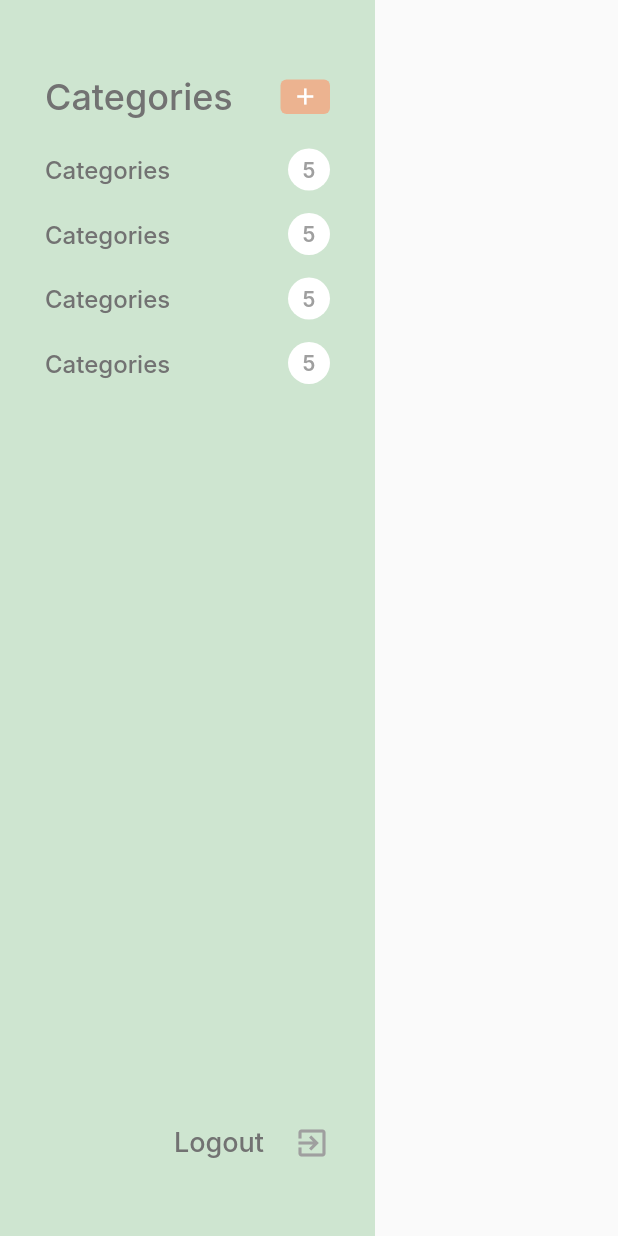
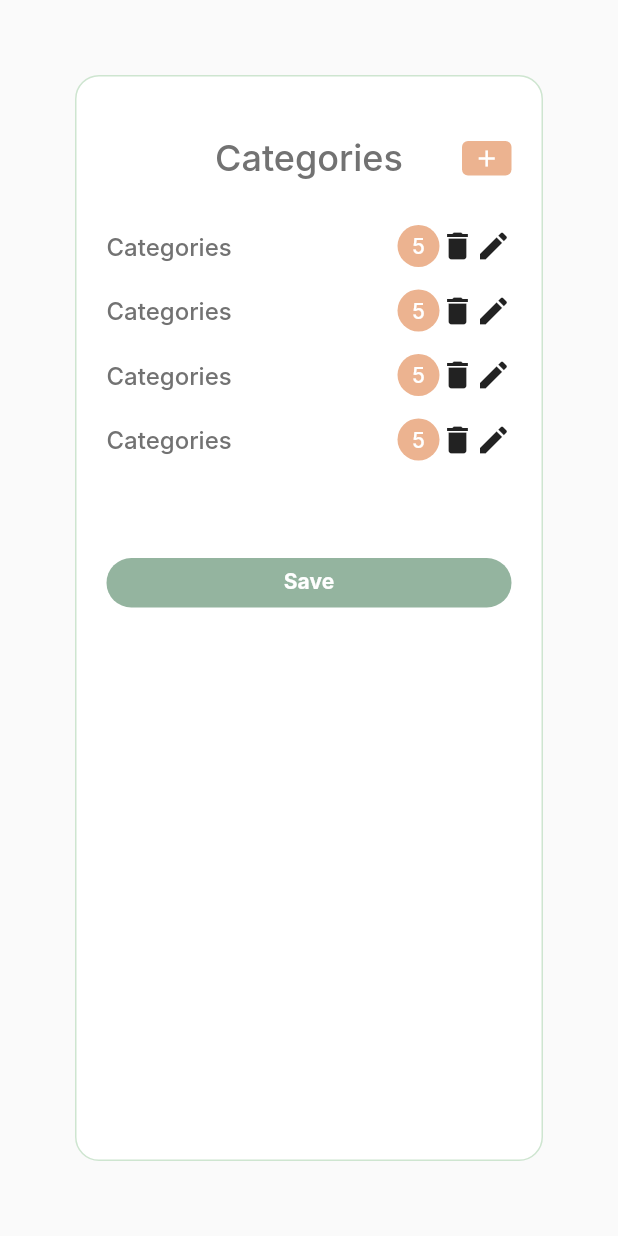
Before and after one commit to framadhan99/password_manager_flutter, a Flutter app: the screen it shows after launch, on a phone screen of 412 x 824 dp. Run offline on Flutter 3.47's test engine with Material 2 defaults, Android fonts, the light colour scheme and no system bars; our stand-ins replace loader_overlay; Roboto replaces fonts that are missing (Inter).

Commit message:
category

```diff
--- a/lib/main.dart
+++ b/lib/main.dart
@@ -1,4 +1,6 @@
 import 'package:flutter/material.dart';
+import 'package:password_manager_flutter/pages/category_page.dart';
+import 'package:password_manager_flutter/pages/from_page.dart';
 import 'package:password_manager_flutter/pages/home_page.dart';
 
 void main() {
@@ -13,7 +15,7 @@ class MyApp extends StatelessWidget {
   Widget build(BuildContext context) {
     return MaterialApp(
       debugShowCheckedModeBanner: false,
-      home: const HomePage(),
+      home: const CategoryPage(),
     );
   }
 }
--- /dev/null
+++ b/lib/pages/category_page.dart
@@ -0,0 +1,146 @@
+import 'package:flutter/material.dart';
+import 'package:password_manager_flutter/config/asset_Styles.dart';
+import 'package:password_manager_flutter/config/asset_colors.dart';
+import 'package:password_manager_flutter/config/navigation_service.dart';
+import 'package:password_manager_flutter/config/ui_helper.dart';
+import 'package:password_manager_flutter/pages/from_page.dart';
+import 'package:password_manager_flutter/widgets/button_primary.dart';
+import 'package:password_manager_flutter/widgets/textfield_general.dart';
+
+class CategoryPage extends StatelessWidget {
+  const CategoryPage({super.key});
+
+  @override
+  Widget build(BuildContext context) {
+    return Scaffold(
+      body: Center(
+        child: Container(
+          margin: EdgeInsets.all(50),
+          padding: EdgeInsets.symmetric(horizontal: 20),
+          width: 400,
+          decoration: BoxDecoration(
+            border: Border.all(
+              color: AssetColors.greenLight,
+              width: 1,
+            ),
+            borderRadius: BorderRadius.circular(16),
+            color: Colors.white,
+          ),
+          child: Column(
+            children: [
+              verticalSpace(40),
+              Row(
+                children: [
+                  SizedBox(
+                    width: 33,
+                  ),
+                  Spacer(
+                    flex: 2,
+                  ),
+                  Text(
+                    'Categories',
+                    style: AssetStyles.mediumTitle,
+                  ),
+                  Spacer(
+                    flex: 2,
+                  ),
+                  GestureDetector(
+                    onTap: () {
+                      showDialog(
+                        context: context,
+                        builder: (context) {
+                          return Dialog(
+                            child: Container(
+                                padding: EdgeInsets.all(30),
+                                child: Column(
+                                  mainAxisSize: MainAxisSize.min,
+                                  children: [
+                                    Text('Category'),
+                                    verticalSpace(5),
+                                    SizedBox(
+                                      width: 200,
+                                      child: TextFieldGeneral(),
+                                    ),
+                                    verticalSpace(20),
+                                    ButtonPrimary(
+                                      width: 100,
+                                      label: 'Add',
+                                    )
+                                  ],
+                                )),
+                          );
+                        },
+                      );
+                    },
+                    child: Container(
+                      height: 23,
+                      width: 33,
+                      decoration: BoxDecoration(
+                        borderRadius: BorderRadius.circular(4),
+                        color: AssetColors.orangePastel,
+                      ),
+                      child: const Icon(
+                        Icons.add,
+                        color: Colors.white,
+                        size: 18,
+                      ),
+                    ),
+                  ),
+                  // Spacer(),
+                ],
+              ),
+              verticalSpace(30),
+              ...List.generate(4, (index) {
+                return Padding(
+                  padding: const EdgeInsets.only(bottom: 15),
+                  child: GestureDetector(
+                    onTap: () {
+                      Navigator.push(
+                          context,
+                          MaterialPageRoute(
+                            builder: (context) => FormPage(),
+                          ));
+                    },
+                    child: Row(
+                      mainAxisAlignment: MainAxisAlignment.center,
+                      children: [
+                        Text(
+                          'Categories',
+                          style: AssetStyles.mediumTitle.copyWith(
+                            fontSize: 16,
+                          ),
+                        ),
+                        Spacer(),
+                        Container(
+                          height: 28,
+                          width: 28,
+                          decoration: const BoxDecoration(
+                            shape: BoxShape.circle,
+                            color: AssetColors.orangePastel,
+                          ),
+                          alignment: Alignment.center,
+                          child: Text(
+                            '5',
+                            style: AssetStyles.bigDescription.copyWith(
+                              color: Colors.white,
+                              fontSize: 14,
+                              fontWeight: FontWeight.w500,
+                            ),
+                          ),
+                        ),
+                        Icon(Icons.delete),
+                        Icon(Icons.edit)
+                      ],
+                    ),
+                  ),
+                );
+              }),
+              verticalSpace(50),
+              ButtonPrimary(label: 'Save')
+            ],
+          ),
+        ),
+      ),
+    );
+  }
+}
--- a/lib/pages/home_page.dart
+++ b/lib/pages/home_page.dart
@@ -2,6 +2,7 @@ import 'package:flutter/material.dart';
 import 'package:password_manager_flutter/config/asset_colors.dart';
 import 'package:password_manager_flutter/config/asset_styles.dart';
 import 'package:password_manager_flutter/config/ui_helper.dart';
+import 'package:password_manager_flutter/pages/from_page.dart';
 
 class HomePage extends StatelessWidget {
   const HomePage({super.key});
@@ -9,95 +10,55 @@ class HomePage extends StatelessWidget {
   @override
   Widget build(BuildContext context) {
     return Scaffold(
-      body: Row(
+        body: Center(
+      child: Column(
+        crossAxisAlignment: CrossAxisAlignment.center,
+        mainAxisAlignment: MainAxisAlignment.center,
         children: [
-          Container(
-            width: 250,
-            color: AssetColors.greenLight,
-            padding: const EdgeInsets.symmetric(
-              horizontal: 30,
-              vertical: 50,
+          Text(
+            'Dashboard',
+            style: AssetStyles.bigTitle.copyWith(color: AssetColors.greyDark),
           ),
-            child: Column(children: [
+          verticalSpace(20),
           Row(
-                mainAxisAlignment: MainAxisAlignment.start,
+            mainAxisAlignment: MainAxisAlignment.center,
             children: [
-                  const Text(
+              ...List.generate(3, (index) {
+                return Padding(
+                  padding: const EdgeInsets.all(8.0),
+                  child: Container(
+                    height: 200,
+                    width: 200,
+                    decoration: BoxDecoration(
+                      borderRadius: BorderRadius.circular(10),
+                      color: AssetColors.greenDark,
+                    ),
+                    alignment: Alignment.center,
+                    child: Column(
+                      mainAxisAlignment: MainAxisAlignment.center,
+                      children: [
+                        Text(
                           'Categories',
-                    style: AssetStyles.mediumTitle,
+                          style: AssetStyles.mediumTitle
+                              .copyWith(color: Colors.white),
                         ),
-                  const Spacer(),
-                  Container(
-                    height: 23,
-                    width: 33,
-                    decoration: BoxDecoration(
-                      borderRadius: BorderRadius.circular(4),
-                      color: AssetColors.orangePastel,
-                    ),
-                    child: const Icon(
-                      Icons.add,
+                        verticalSpace(20),
+                        Text(
+                          '5',
+                          style: AssetStyles.mediumTitle.copyWith(
                             color: Colors.white,
-                      size: 18,
+                            fontSize: 50,
                           ),
                         ),
                       ],
                     ),
-              verticalSpace(20),
-              ...List.generate(4, (index) {
-                return Padding(
-                  padding: const EdgeInsets.only(bottom: 15),
-                  child: Row(
-                    mainAxisAlignment: MainAxisAlignment.start,
-                    children: [
-                      Text(
-                        'Categories',
-                        style: AssetStyles.mediumTitle.copyWith(
-                          fontSize: 16,
                   ),
-                      ),
-                      const Spacer(),
-                      Container(
-                        height: 28,
-                        width: 28,
-                        decoration: const BoxDecoration(
-                          shape: BoxShape.circle,
-                          color: Colors.white,
-                        ),
-                        alignment: Alignment.center,
-                        child: Text(
-                          '5',
-                          style: AssetStyles.bigDescription.copyWith(
-                            color: AssetColors.grey,
-                            fontSize: 14,
-                            fontWeight: FontWeight.w600,
-                          ),
-                        ),
+                );
+              })
+            ],
           ),
         ],
       ),
-                );
-              }),
-              const Spacer(),
-              Row(
-                mainAxisAlignment: MainAxisAlignment.end,
-                children: [
-                  Text(
-                    'Logout',
-                    style: AssetStyles.mediumTitle.copyWith(
-                      fontSize: 18,
-                    ),
-                  ),
-                  horizontalSpace(20),
-                  const Icon(
-                    Icons.exit_to_app,
-                    color: AssetColors.grey,
-                  )
-                ],
-              )
-            ]),
-          ),
-        ],
-      ),
-    );
+    ));
   }
 }
--- /dev/null
+++ b/lib/widgets/button_primary.dart
@@ -0,0 +1,47 @@
+import 'package:flutter/material.dart';
+import 'package:password_manager_flutter/config/asset_colors.dart';
+import 'package:password_manager_flutter/config/asset_styles.dart';
+import 'package:password_manager_flutter/config/ui_helper.dart';
+
+class ButtonPrimary extends StatelessWidget {
+  const ButtonPrimary({
+    super.key,
+    required this.label,
+    this.labelStyle,
+    this.height,
+    this.width,
+    this.onTap,
+    this.radius,
+  });
+
+  final String label;
+  final TextStyle? labelStyle;
+  final double? height;
+  final double? width;
+  final double? radius;
+  final Function()? onTap;
+
+  @override
+  Widget build(BuildContext context) {
+    return GestureDetector(
+      onTap: onTap,
+      child: Container(
+        height: height ?? 33,
+        width: width ?? screenWidth(context),
+        decoration: BoxDecoration(
+          borderRadius: BorderRadius.circular(radius ?? 30),
+          color: AssetColors.greenDark,
+        ),
+        child: Center(
+          child: Text(
+            label,
+            style: labelStyle ??
+                AssetStyles.labelButton.copyWith(
+                  height: 1,
+                ),
+          ),
+        ),
+      ),
+    );
+  }
+}
```
Also changed, not shown: lib/pages/from_page.dart (added, +56 -0 lines), lib/widgets/textfield_general.dart (added, +26 -0 lines). Lines whose indentation alone changed are shown as unchanged.
